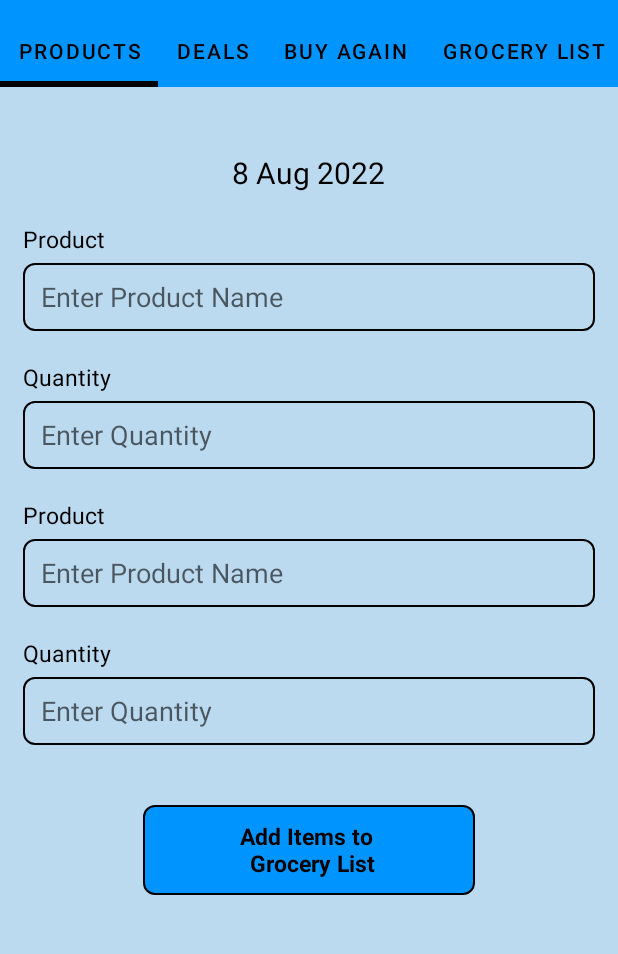
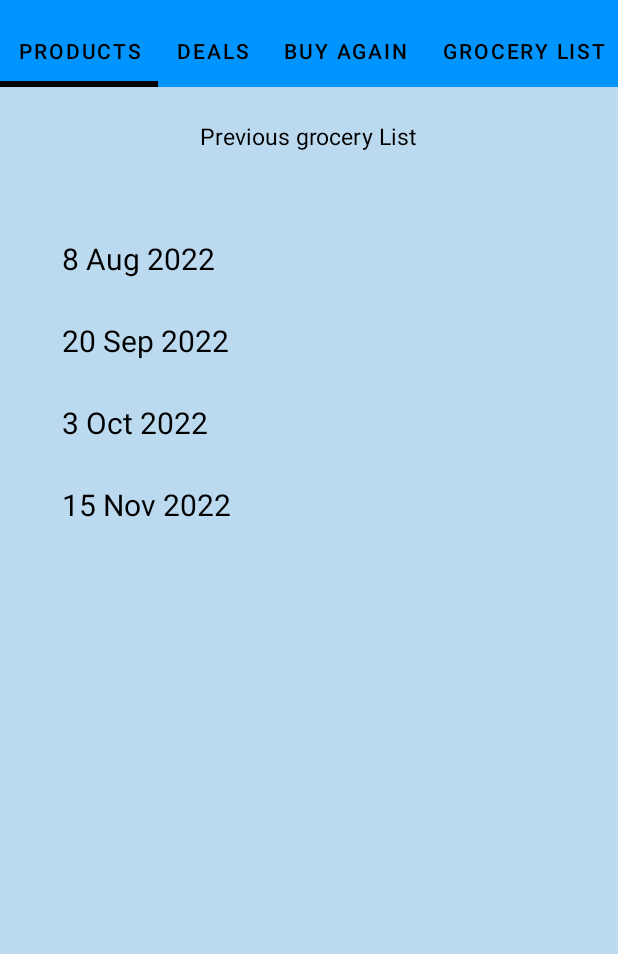
Before and after one commit to phayzeee/Smart_Shopper, an Android app: the BuyAgainFragment screen opened through its navigation route, on a phone screen of 412 x 824 dp, the part 69-1023 px from its top. Run offline under Robolectric (Android 15) with nearby library versions, the phone set to English and light mode, and no system bars; our stand-ins replace Room's generated code; libraries missing offline, so code that uses them is left out: www.sanju.motiontoast.

Commit message:
faizan commit

```diff
--- a/app/src/main/java/com/smartshopper/smart_shopper/adapter/PreviousGroceryAdapter.kt
+++ b/app/src/main/java/com/smartshopper/smart_shopper/adapter/PreviousGroceryAdapter.kt
@@ -22,6 +22,12 @@ class PreviousGroceryAdapter(val context: Context) :
         notifyDataSetChanged()
     }
 
+    private var onClickListener: ((GroceryDate, Int) -> Unit)? = null
+
+    fun setOnDateClickListener(listener: (GroceryDate, Int) -> Unit) {
+        onClickListener = listener
+    }
+
     inner class ViewHolder(itemView: View) : RecyclerView.ViewHolder(itemView) {
         val binding = RowPreviousGroceryBinding.bind(itemView)
     }
@@ -36,6 +42,10 @@ class PreviousGroceryAdapter(val context: Context) :
         var currentItem = dateList[position]
         with(holder){
             binding.tvDate.text = currentItem.date
+
+            binding.tvDate.setOnClickListener {
+                onClickListener?.invoke(currentItem, position)
+            }
         }
     }
 
--- a/app/src/main/java/com/smartshopper/smart_shopper/ui/fragment/BuyAgainFragment.kt
+++ b/app/src/main/java/com/smartshopper/smart_shopper/ui/fragment/BuyAgainFragment.kt
@@ -5,36 +5,85 @@ import android.view.LayoutInflater
 import android.view.View
 import android.view.ViewGroup
 import androidx.fragment.app.Fragment
-import com.smartshopper.smart_shopper.adapter.DealAdapter
+import androidx.navigation.fragment.findNavController
+import androidx.room.Room
+import com.smartshopper.smart_shopper.R
 import com.smartshopper.smart_shopper.adapter.PreviousGroceryAdapter
+import com.smartshopper.smart_shopper.database.AppDatabase
+import com.smartshopper.smart_shopper.database.ProductEntities
 import com.smartshopper.smart_shopper.databinding.FragmentBuyAgainBinding
 import com.smartshopper.smart_shopper.model.GroceryDate
+import com.smartshopper.smart_shopper.utils.Constant
+import com.smartshopper.smart_shopper.utils.Utils
 
-class BuyAgainFragment: Fragment() {
+class BuyAgainFragment : Fragment() {
 
-    lateinit var binding : FragmentBuyAgainBinding
+    lateinit var binding: FragmentBuyAgainBinding
+    lateinit var db: AppDatabase
     lateinit var dateAdapter: PreviousGroceryAdapter
+    var product = ArrayList<ProductEntities>()
     var dateList = ArrayList<GroceryDate>()
 
     override fun onCreateView(
         inflater: LayoutInflater, container: ViewGroup?,
         savedInstanceState: Bundle?
     ): View {
-        binding = FragmentBuyAgainBinding.inflate(inflater,container, false)
+        binding = FragmentBuyAgainBinding.inflate(inflater, container, false)
         return binding.root
     }
 
     override fun onViewCreated(view: View, savedInstanceState: Bundle?) {
         super.onViewCreated(view, savedInstanceState)
+        setupDb()
+        setData()
+        setupAdapter()
         initListener()
-        setupAdapter()
-        setData()
     }
 
-    private fun initListener() = binding.run{
+    private fun initListener() = binding.run {
+        tvHeadingDate.text = ""
+        etProductName.setText("")
+        etQuantity.setText("")
+        dateAdapter.setOnDateClickListener { groceryDate, i ->
+            llBuyAgain.visibility = View.VISIBLE
+            llPreviousList.visibility = View.GONE
+
+            when (i) {
+                0 -> {
+                    tvHeadingDate.text = "8 Aug 2022"
+                    etProductName.setText("Parsley")
+                    etQuantity.setText("$3")
+                }
+                1 -> {
+                    tvHeadingDate.text = "20 Sep 2022"
+                    etProductName.setText("Eggs")
+                    etQuantity.setText("$4")
+                }
+                2 -> {
+                    tvHeadingDate.text = "3 Oct 2022"
+                    etProductName.setText("Meat")
+                    etQuantity.setText("$6")
+                }
+                3 -> {
+                    tvHeadingDate.text = "15 Nov 2022"
+                    etProductName.setText("Milk")
+                    etQuantity.setText("$12")
+                }
+            }
+        }
+
         addGroceryBtn.setOnClickListener {
-            llBuyAgain.visibility = View.GONE
-            llPreviousList.visibility = View.VISIBLE
+            product.clear()
+            product.add(
+                ProductEntities(
+                    storeName = "Rooftop Mart",
+                    productName = etProductName.text.toString(),
+                    price = etQuantity.text.toString()
+                )
+            )
+            db.Dao().insertProduct(product.toList())
+            Utils.successToast(requireActivity(), "Added Successfully")
+            findNavController().navigate(R.id.allProductFragment)
         }
     }
 
@@ -44,15 +93,19 @@ class BuyAgainFragment: Fragment() {
         binding.rvPreviousGrocery.adapter = dateAdapter
     }
 
-    private fun setData(){
+    private fun setData() {
         dateList.clear()
         dateList.add(GroceryDate("8 Aug 2022"))
-        dateList.add(GroceryDate("16 Aug 2022"))
-        dateList.add(GroceryDate("24 Aug 2022"))
-        dateList.add(GroceryDate("8 June 2022"))
-        dateList.add(GroceryDate("8 May 2022"))
-        dateList.add(GroceryDate("8 Aug 2022"))
-        dateList.add(GroceryDate("8 Aug 2022"))
+        dateList.add(GroceryDate("20 Sep 2022"))
+        dateList.add(GroceryDate("3 Oct 2022"))
+        dateList.add(GroceryDate("15 Nov 2022"))
     }
 
+    private fun setupDb() {
+        db = Room.databaseBuilder(
+            requireActivity(),
+            AppDatabase::class.java, Constant.GROCERY
+        ).fallbackToDestructiveMigration()
+            .allowMainThreadQueries().build()
+    }
 }
--- a/app/src/main/res/layout/fragment_buy_again.xml
+++ b/app/src/main/res/layout/fragment_buy_again.xml
@@ -13,15 +13,16 @@
         android:background="@color/light_bg_color"
         android:orientation="vertical"
         android:paddingHorizontal="15dp"
-        android:visibility="visible"
+        android:visibility="gone"
         android:paddingTop="23dp">
 
         <TextView
+            android:id="@+id/tv_heading_date"
             android:layout_width="wrap_content"
             android:layout_height="wrap_content"
             android:layout_gravity="center"
             android:layout_marginTop="20dp"
-            android:text="8 Aug 2022"
+            tools:text="8 Aug 2022"
             android:textColor="@color/black"
             android:textSize="20sp" />
 
@@ -34,64 +35,35 @@
             android:textSize="15sp" />
 
         <EditText
+            android:id="@+id/et_product_name"
             android:layout_width="match_parent"
             android:layout_height="45dp"
             android:layout_marginTop="5dp"
             android:background="@drawable/rouned_stroke"
             android:hint="Enter Product Name"
-            android:inputType="textAutoComplete"
+            android:textColor="@color/black"
+            android:enabled="false"
             android:paddingStart="12dp" />
 
         <TextView
             android:layout_width="wrap_content"
             android:layout_height="wrap_content"
             android:layout_marginTop="20dp"
-            android:text="Quantity"
+            android:text="Price"
             android:textColor="@color/black"
             android:textSize="15sp" />
 
         <EditText
+            android:id="@+id/et_quantity"
             android:layout_width="match_parent"
             android:layout_height="45dp"
             android:layout_marginTop="5dp"
             android:background="@drawable/rouned_stroke"
-            android:hint="Enter Quantity"
-            android:inputType="textAutoComplete"
+            android:hint="Enter Price"
+            android:textColor="@color/black"
+            android:enabled="false"
             android:paddingStart="12dp" />
 
-        <TextView
-            android:layout_width="wrap_content"
-            android:layout_height="wrap_content"
-            android:layout_marginTop="20dp"
-            android:text="Product"
-            android:textColor="@color/black"
-            android:textSize="15sp" />
-
-        <EditText
-            android:layout_width="match_parent"
-            android:layout_height="45dp"
-            android:layout_marginTop="5dp"
-            android:background="@drawable/rouned_stroke"
-            android:hint="Enter Product Name"
-            android:inputType="textAutoComplete"
-            android:paddingStart="12dp" />
-
-        <TextView
-            android:layout_width="wrap_content"
-            android:layout_height="wrap_content"
-            android:layout_marginTop="20dp"
-            android:text="Quantity"
-            android:textColor="@color/black"
-            android:textSize="15sp" />
-
-        <EditText
-            android:layout_width="match_parent"
-            android:layout_height="45dp"
-            android:layout_marginTop="5dp"
-            android:background="@drawable/rouned_stroke"
-            android:hint="Enter Quantity"
-            android:inputType="textAutoComplete"
-            android:paddingStart="12dp" />
 
         <TextView
             android:id="@+id/addGroceryBtn"
@@ -101,9 +73,10 @@
             android:gravity="center"
             android:layout_marginTop="40dp"
             android:layout_marginStart="80dp"
+            android:textAlignment="center"
             android:layout_marginEnd="80dp"
             android:padding="3dp"
-            android:text="Add Items to \n Grocery List"
+            android:text="Add Items to \n Grocery Cart"
             android:textColor="@color/black"
             android:textSize="15sp"
             android:textStyle="bold" />
@@ -114,7 +87,7 @@
         android:id="@+id/llPreviousList"
         android:layout_width="match_parent"
         android:layout_height="match_parent"
-        android:visibility="gone"
+        android:visibility="visible"
         android:orientation="vertical">
 
         <TextView
--- a/app/src/main/res/layout/fragment_grocery_list.xml
+++ b/app/src/main/res/layout/fragment_grocery_list.xml
@@ -18,6 +18,7 @@
         android:textSize="15sp" />
 
     <EditText
+        android:id="@+id/et_product_name"
         android:layout_width="match_parent"
         android:layout_height="45dp"
         android:layout_marginTop="5dp"
@@ -35,6 +36,7 @@
         android:textSize="15sp" />
 
     <EditText
+        android:id="@+id/et_quantity"
         android:layout_width="match_parent"
         android:layout_height="45dp"
         android:layout_marginTop="5dp"
@@ -51,6 +53,7 @@
         android:orientation="vertical">
 
         <LinearLayout
+            android:id="@+id/ll_add_another_product"
             android:layout_width="match_parent"
             android:layout_height="wrap_content"
             android:orientation="horizontal">
@@ -76,6 +79,7 @@
         </LinearLayout>
 
         <LinearLayout
+            android:id="@+id/ll_erase_product"
             android:layout_width="match_parent"
             android:layout_height="wrap_content"
             android:layout_marginTop="10dp"
--- a/app/src/main/res/layout/row_previous_grocery.xml
+++ b/app/src/main/res/layout/row_previous_grocery.xml
@@ -1,6 +1,6 @@
 <?xml version="1.0" encoding="utf-8"?>
 <RelativeLayout xmlns:android="http://schemas.android.com/apk/res/android"
-    android:layout_width="wrap_content"
+    android:layout_width="match_parent"
     android:layout_height="wrap_content"
     android:layout_margin="4dp">
 
```
Also changed, not shown: app/src/main/java/com/smartshopper/smart_shopper/ui/fragment/GroceryListFragment.kt (+35 -0 lines), app/src/main/java/com/smartshopper/smart_shopper/ui/fragment/ProductFragment.kt (+7 -2 lines).
